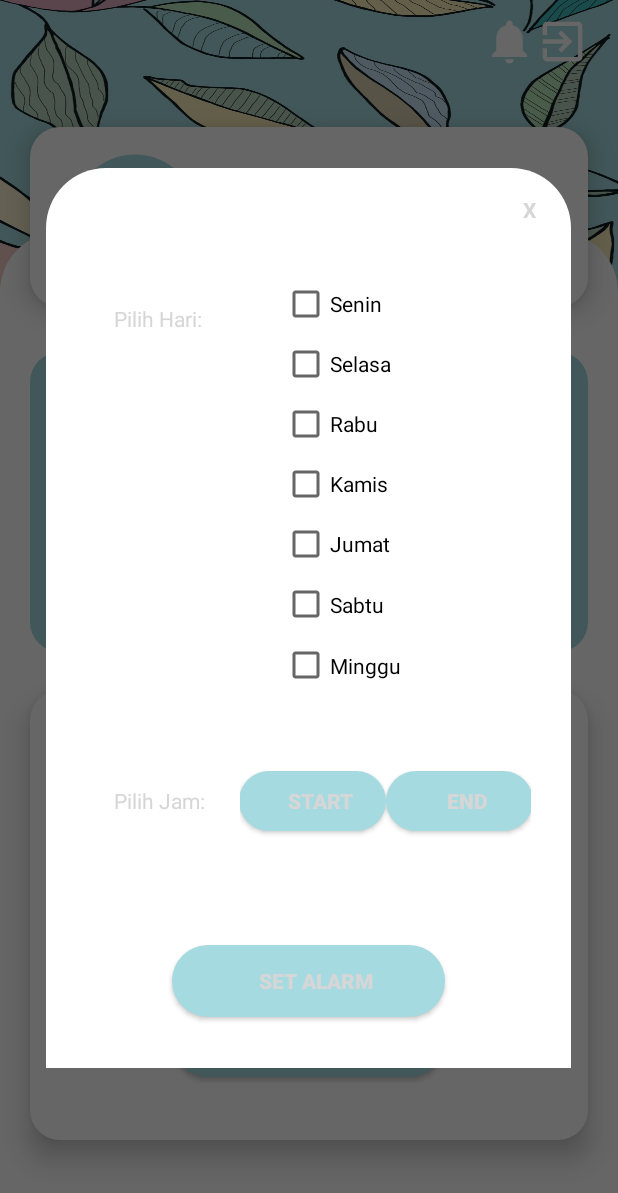
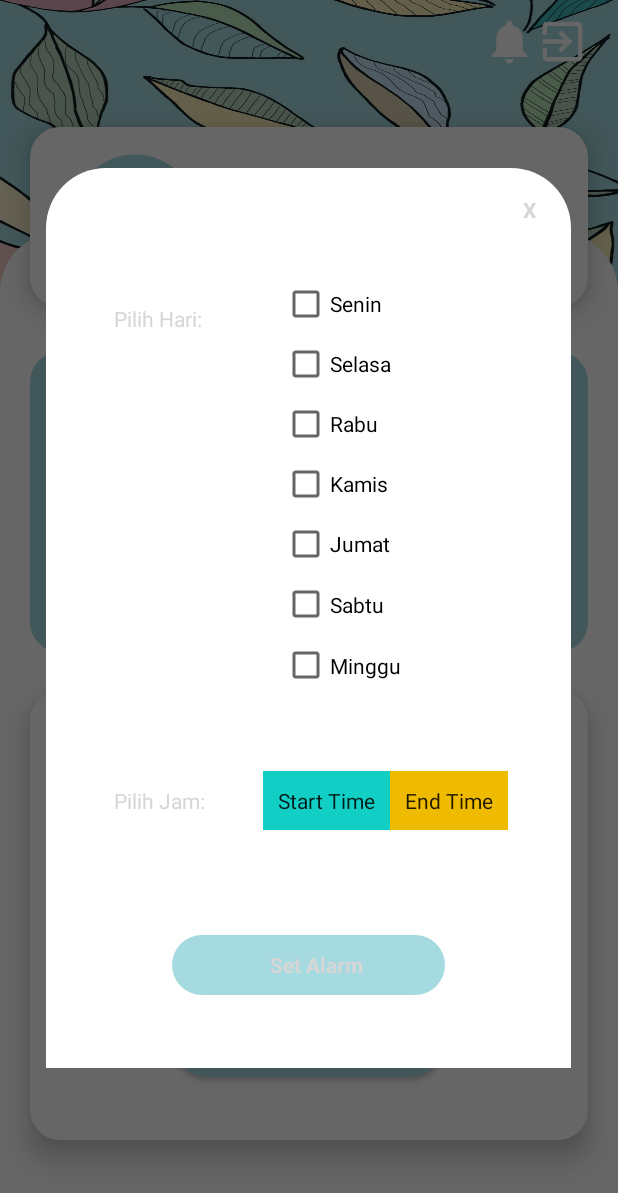
Before and after one commit to osakhoiruzzadxirpl4029/TA-UM-Andro, an Android app: the MainActivity screen opened directly, with no data from a screen before it, after a tap on "SET ALARM", on a phone screen of 412 x 824 dp. Shown: the top 1193 px of the screen. Run offline under Robolectric (Android 15) with nearby library versions, the phone set to English and light mode, and no system bars; our stand-ins replace Firebase (no records; nobody signed in at launch, a user with empty details on screens opened directly); 2 statements that could not run were skipped.

Commit message:
Pop Up (not fixed), Time

```diff
--- a/app/src/main/java/com/example/sistemta/MainActivity.java
+++ b/app/src/main/java/com/example/sistemta/MainActivity.java
@@ -3,6 +3,7 @@ package com.example.sistemta;
 import androidx.appcompat.app.AppCompatActivity;
 
 import android.app.Dialog;
+import android.app.TimePickerDialog;
 import android.graphics.Color;
 import android.graphics.drawable.ColorDrawable;
 import android.os.Bundle;
@@ -12,16 +13,21 @@ import android.widget.EditText;
 import android.widget.ProgressBar;
 import android.widget.Switch;
 import android.widget.TextView;
+import android.widget.TimePicker;
 
 import com.google.firebase.auth.FirebaseAuth;
 import com.google.firebase.database.DatabaseReference;
 import com.google.firebase.database.FirebaseDatabase;
 
+import java.util.Locale;
+
 public class MainActivity extends AppCompatActivity {
     Switch sol, buz;
     DatabaseReference mDatabase;
     Dialog zDialog;
-
+    TextView sTime, eTime;
+    int hour1, minute1;
+    int hour2, minute2;
 
 
     @Override
@@ -29,25 +35,27 @@ public class MainActivity extends AppCompatActivity {
         super.onCreate(savedInstanceState);
         setContentView(R.layout.activity_main);
         zDialog = new Dialog(this);
-     //   mDatabase = FirebaseDatabase.getInstance().getReference();
+        //mDatabase = FirebaseDatabase.getInstance().getReference();
 
-      //  if (sol.isChecked()){
-       //     mDatabase.child("Solenoid").setValue("1");
+        //if (sol.isChecked()){
+        //    mDatabase.child("Solenoid").setValue("1");
         //}else{
-         //   mDatabase.child("Solenoid").setValue("0");
+        //   mDatabase.child("Solenoid").setValue("0");
         //}
         //if (buz.isChecked()){
         //    mDatabase.child("Buzzer").setValue("1");
         //}else{
-         //   mDatabase.child("Buzzer").setValue("0");
+        //    mDatabase.child("Buzzer").setValue("0");
         //}
 
     }
     public void ShowPopUp(View v){
-        TextView txtclose;
+        TextView txtClose;
         zDialog.setContentView(R.layout.popup_alarm);
-        txtclose = (TextView) zDialog.findViewById(R.id.closePop);
-        txtclose.setOnClickListener(new View.OnClickListener() {
+        sTime.findViewById(R.id.startTime);
+        eTime.findViewById(R.id.endTime);
+        txtClose = zDialog.findViewById(R.id.closePop);
+        txtClose.setOnClickListener(new View.OnClickListener() {
             @Override
             public void onClick(View view) {
                 zDialog.dismiss();
@@ -57,4 +65,32 @@ public class MainActivity extends AppCompatActivity {
         zDialog.show();
     }
 
+
+    public void startTimePick(View view) {
+        TimePickerDialog.OnTimeSetListener onTimeSetListener = new TimePickerDialog.OnTimeSetListener() {
+            @Override
+            public void onTimeSet(TimePicker timePicker, int selectedHour1, int selectedMinute1) {
+                hour1 = selectedHour1;
+                minute1 = selectedMinute1;
+                sTime.setText(String.format(Locale.getDefault(), "%02d:%02d",hour1,minute1));
+            }
+        };
+        TimePickerDialog timePickerDialog = new TimePickerDialog(this,onTimeSetListener,hour1,minute1,true);
+        timePickerDialog.setTitle("Pilih Waktu");
+        timePickerDialog.show();
+    }
+
+    public void endTimePick(View view) {
+        TimePickerDialog.OnTimeSetListener onTimeSetListener = new TimePickerDialog.OnTimeSetListener() {
+            @Override
+            public void onTimeSet(TimePicker timePicker, int selectedHour2, int selectedMinute2) {
+                hour2 = selectedHour2;
+                minute1 = selectedMinute2;
+                eTime.setText(String.format(Locale.getDefault(), "%02d:%02d",hour2,minute2));
+            }
+        };
+        TimePickerDialog timePickerDialog = new TimePickerDialog(this,onTimeSetListener,hour2,minute2,true);
+        timePickerDialog.setTitle("Pilih Waktu");
+        timePickerDialog.show();
+    }
 }
--- a/app/src/main/res/layout/activity_main.xml
+++ b/app/src/main/res/layout/activity_main.xml
@@ -28,7 +28,6 @@
                     android:layout_width="35dp"
                     android:layout_height="35dp"
                     style="@style/bell_button"/>
-
                 <Button
                     android:layout_width="35dp"
                     android:layout_height="35dp"
--- a/app/src/main/res/layout/popup_alarm.xml
+++ b/app/src/main/res/layout/popup_alarm.xml
@@ -114,22 +114,27 @@
             android:gravity="center"
             android:paddingTop="10dp"
             >
-        <Button
-            android:id="@+id/startTime"
-            style="@style/registerButton"
-            android:layout_width="98dp"
-            android:layout_height="40dp"
-            android:layout_gravity="center_horizontal"
-            android:layout_marginTop="@dimen/loginViewsMargin"
-            android:text="Start" />
-        <Button
-            android:id="@+id/endTime"
-            style="@style/registerButton"
-            android:layout_width="98dp"
-            android:layout_height="40dp"
-            android:layout_gravity="center_horizontal"
-            android:layout_marginTop="@dimen/loginViewsMargin"
-            android:text="End" />
+            <TextView
+                android:layout_width="wrap_content"
+                android:layout_height="wrap_content"
+                android:text="Start Time"
+                android:background="@color/primaryTextColor"
+                android:padding="10dp"
+                android:id="@+id/startTime"
+                android:onClick="startTimePick"
+                style="@style/AppTheme.NoActionBar"
+                />
+            <TextView
+                android:layout_width="wrap_content"
+                android:layout_height="wrap_content"
+                android:text="End Time"
+                android:padding="10dp"
+                android:id="@+id/endTime"
+                android:onClick="endTimePick"
+                android:background="@color/registerBack"
+                style="@style/AppTheme.NoActionBar"
+                />
+
         </LinearLayout>
     </LinearLayout>
     <RelativeLayout
@@ -137,13 +142,13 @@
         android:layout_height="100dp"
         android:gravity="center">
 
-        <Button
+        <TextView
             android:id="@+id/setAlarmFix"
+            android:gravity="center"
             style="@style/registerButton"
             android:layout_gravity="center_horizontal"
             android:layout_marginTop="@dimen/loginViewsMargin"
-            android:text="Set Alarm"
-             />
+            android:text="Set Alarm" />
 
 
     </RelativeLayout>
```
